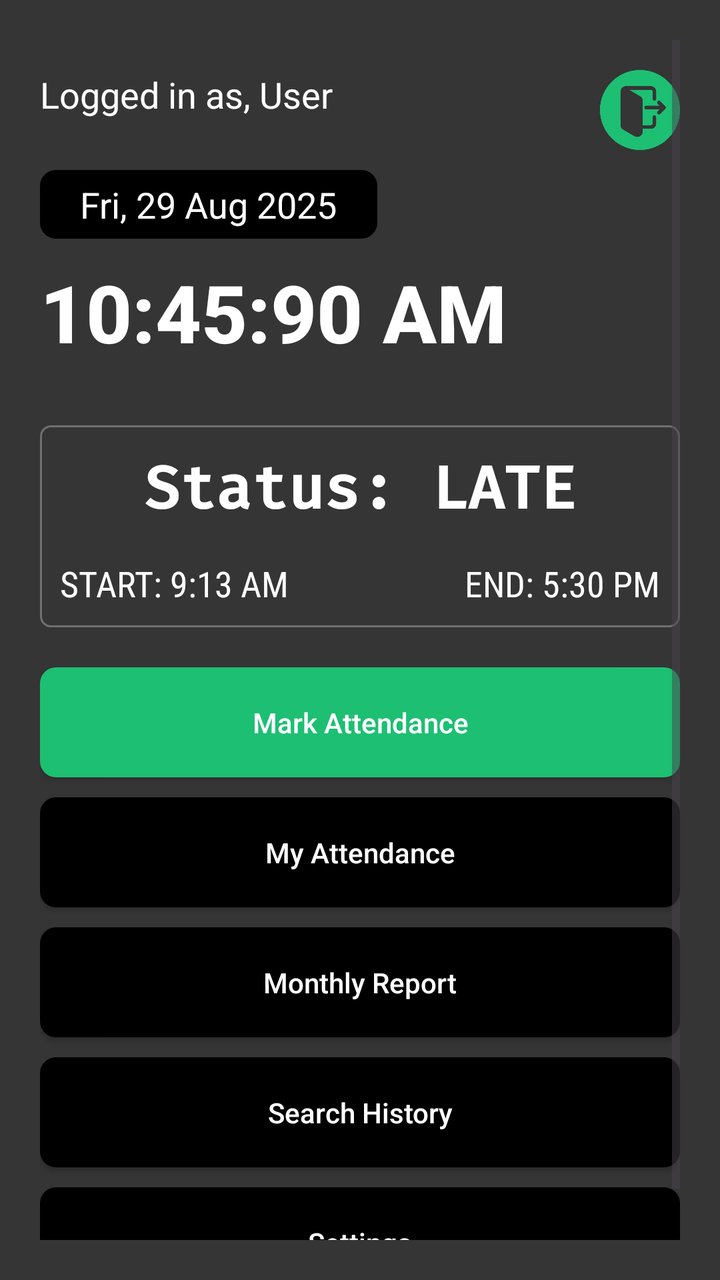
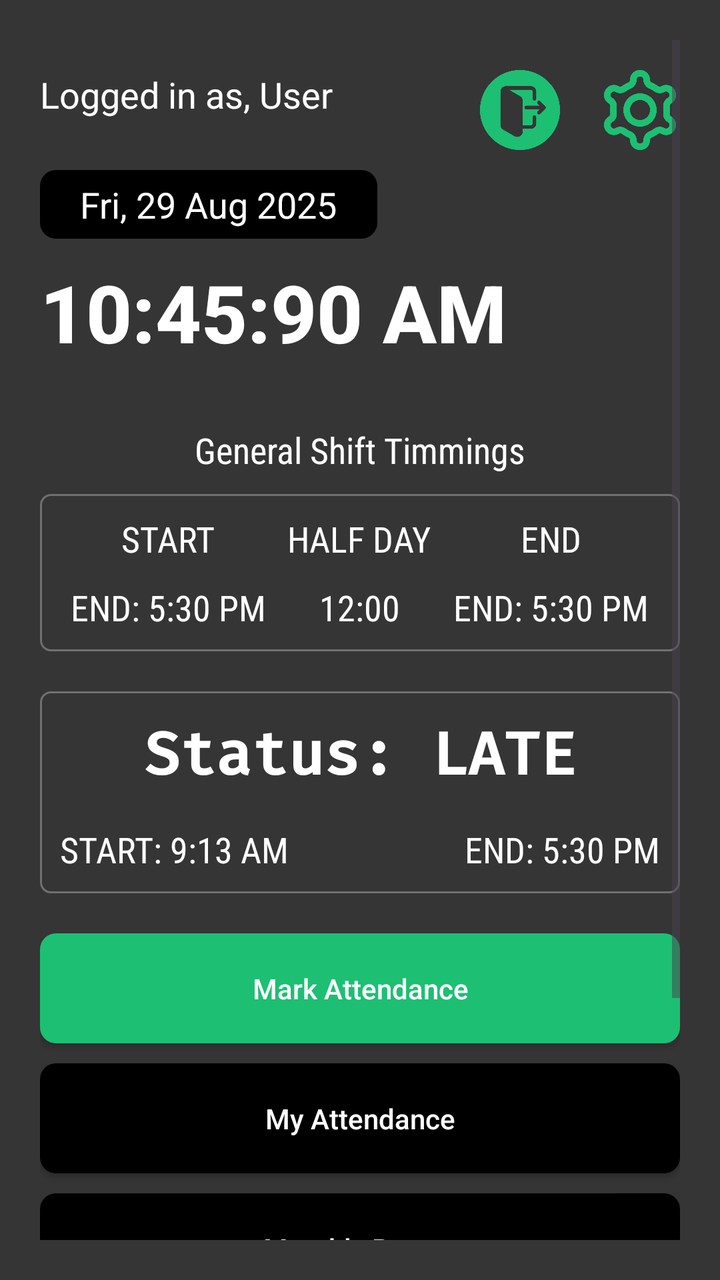

The first picture is an Android layout as it rendered before a commit; the second is the same layout after the commit. The layout source and the unified diff follow.
<!-- AndroidManifest.xml: application theme Theme.Attd -->
<!-- res/layout/activity_dashboard.xml -->
<?xml version="1.0" encoding="utf-8"?>
<ScrollView xmlns:android="http://schemas.android.com/apk/res/android"
    xmlns:app="http://schemas.android.com/apk/res-auto"
    android:layout_width="match_parent"
    android:layout_height="match_parent"
    android:background="#353535"
    android:padding="20dp">

    <LinearLayout
        android:layout_width="match_parent"
        android:layout_height="wrap_content"
        android:layout_marginTop="15dp"
        android:orientation="vertical">

        <RelativeLayout
            android:layout_width="match_parent"
            android:layout_height="wrap_content">

            <TextView
                android:id="@+id/textEmail"
                android:layout_width="wrap_content"
                android:layout_height="wrap_content"
                android:text="Logged in as, User"
                android:textColor="@color/white"
                android:textSize="18sp"
                android:layout_marginBottom="10dp" />

            <ImageView
                android:layout_width="40dp"
                android:layout_height="40dp"
                android:src="@drawable/logout"
                android:layout_alignParentEnd="true"
                android:id="@+id/btnLogout"
                app:tint="#1dbf73" />
        </RelativeLayout>


        
        <TextView
            android:id="@+id/textDate"
            android:layout_width="wrap_content"
            android:layout_height="wrap_content"
            android:text="Fri, 29 Aug 2025"
            android:textColor="#FFFFFF"
            android:paddingLeft="20dp"
            android:paddingEnd="20dp"
            android:layout_marginTop="10dp"
            android:paddingTop="5dp"
            android:paddingBottom="5dp"
            android:background="@drawable/green_bg"
            android:backgroundTint="@color/black"
            android:textSize="18sp"
            android:layout_marginBottom="10dp" />

        
        <TextView
            android:id="@+id/textTime"
            android:layout_width="wrap_content"
            android:layout_height="wrap_content"
            android:text="10:45:90 AM"
            android:fontFamily="sans-serif-medium"
            android:textColor="@color/white"
            android:textSize="40sp"
            android:textStyle="bold"
            android:layout_marginBottom="30dp" />

        <LinearLayout
            android:layout_width="match_parent"
            android:layout_height="wrap_content"
            android:padding="10dp"
            android:layout_marginBottom="20dp"
            android:background="@drawable/outline_bg"
            android:orientation="vertical">

            <TextView
                android:id="@+id/tv_status"
                android:layout_width="wrap_content"
                android:layout_height="wrap_content"
                android:text="Status: LATE"
                android:textStyle="bold"
                android:layout_gravity="center"
                android:fontFamily="@font/fira"
                android:textColor="@color/white"
                android:textSize="30sp" />

            <RelativeLayout
                android:layout_width="match_parent"
                android:layout_height="wrap_content"
                android:layout_marginTop="10dp">
                <TextView
                    android:id="@+id/tv_startTime"
                    android:layout_width="wrap_content"
                    android:layout_height="wrap_content"
                    android:text="START: 9:13 AM"
                    android:fontFamily="@font/rb"
                    android:textColor="@color/white"
                    android:textSize="18sp" />

                <TextView
                    android:id="@+id/tv_endTime"
                    android:layout_width="wrap_content"
                    android:layout_height="wrap_content"
                    android:text="END: 5:30 PM"
                    android:layout_alignParentEnd="true"
                    android:fontFamily="@font/rb"
                    android:textColor="@color/white"
                    android:textSize="18sp" />
            </RelativeLayout>
        </LinearLayout>

        
        <androidx.appcompat.widget.AppCompatButton
            android:id="@+id/btnAttendance"
            android:layout_width="match_parent"
            android:layout_height="55dp"
            android:text="Mark Attendance"
            android:textColor="#FFFFFF"
            android:textAllCaps="false"
            android:background="@drawable/green_bg"
            android:backgroundTint="#1dbf73"
            android:elevation="6dp" />

        
        <androidx.appcompat.widget.AppCompatButton
            android:id="@+id/btnLeave"
            android:layout_width="match_parent"
            android:layout_height="55dp"
            android:text="Request Leave"
            android:textColor="#FFFFFF"
            android:textAllCaps="false"
            android:visibility="gone"
            android:background="@drawable/btn_gradient_alt"
            android:elevation="6dp" />

        
        <androidx.appcompat.widget.AppCompatButton
            android:id="@+id/btnMyAttendance"
            android:layout_width="match_parent"
            android:layout_height="55dp"
            android:text="My Attendance"
            android:textColor="#FFFFFF"
            android:textAllCaps="false"
            android:layout_marginTop="10dp"
            android:background="@drawable/green_bg"
            android:backgroundTint="#000"
            android:elevation="6dp" />

        
        <androidx.appcompat.widget.AppCompatButton
            android:id="@+id/btnReport"
            android:layout_width="match_parent"
            android:layout_height="55dp"
            android:text="Monthly Report"
            android:textColor="#FFFFFF"
            android:textAllCaps="false"
            android:backgroundTint="#000"
            android:layout_marginTop="10dp"
            android:background="@drawable/green_bg"
            android:elevation="6dp" />

        <androidx.appcompat.widget.AppCompatButton
            android:id="@+id/btnHistory"
            android:layout_width="match_parent"
            android:layout_height="55dp"
            android:text="Search History"
            android:textColor="#FFFFFF"
            android:textAllCaps="false"
            android:backgroundTint="#000"
            android:layout_marginTop="10dp"
            android:background="@drawable/green_bg"
            android:elevation="6dp" />

        <androidx.appcompat.widget.AppCompatButton
            android:id="@+id/btnSettings"
            android:layout_width="match_parent"
            android:layout_height="55dp"
            android:text="Settings"
            android:textColor="#FFFFFF"
            android:textAllCaps="false"
            android:backgroundTint="#000"
            android:layout_marginTop="10dp"
            android:background="@drawable/green_bg"
            android:layout_marginBottom="20dp"
            android:elevation="6dp" />

        










    </LinearLayout>
</ScrollView>
<!-- resources referenced by this layout -->
<resources>
  <color name="black">#FF000000</color>
  <color name="white">#FFFFFFFF</color>
  <!-- drawable btn_gradient_alt (drawable) -->
  <?xml version="1.0" encoding="utf-8"?>
  <shape xmlns:android="http://schemas.android.com/apk/res/android" android:shape="rectangle">
      <gradient
          android:startColor="#FF6FD8"
          android:endColor="#3813C2"
          android:angle="45"/>
      <corners android:radius="16dp"/>
  </shape>
  <!-- drawable green_bg (drawable) -->
  <?xml version="1.0" encoding="utf-8"?>
  <shape  xmlns:android="http://schemas.android.com/apk/res/android" android:shape="rectangle">
      <solid android:color="#1dbf73"/>
      <corners android:radius="8dp"/>
  </shape>
  <!-- drawable logout: png bitmap (drawable, 13622 bytes) -->
  <!-- drawable outline_bg (drawable) -->
  <?xml version="1.0" encoding="utf-8"?>
  <shape  xmlns:android="http://schemas.android.com/apk/res/android" android:shape="rectangle">
      <stroke android:color="#707070" android:width="1dp"/>
      <corners android:radius="5dp"/>
  </shape>
  <style name="Theme.Attd" parent="Base.Theme.Attd" />
  <style name="Base.Theme.Attd" parent="Theme.Material3.DayNight.NoActionBar">
          
          
      </style>
</resources>

<!-- the commit's change to res/layout/activity_dashboard.xml (unified diff, before → after) -->
@@ -28,9 +28,18 @@
             <ImageView
                 android:layout_width="40dp"
                 android:layout_height="40dp"
+                android:src="@drawable/settings"
+                android:layout_alignParentEnd="true"
+                android:id="@+id/btn_settings"
+                app:tint="#1dbf73" />
+
+            <ImageView
+                android:id="@+id/btnLogout"
+                android:layout_width="40dp"
+                android:layout_height="40dp"
+                android:layout_marginEnd="20dp"
+                android:layout_toLeftOf="@+id/btn_settings"
                 android:src="@drawable/logout"
-                android:layout_alignParentEnd="true"
-                android:id="@+id/btnLogout"
                 app:tint="#1dbf73" />
         </RelativeLayout>
 
@@ -64,6 +73,104 @@
             android:textStyle="bold"
             android:layout_marginBottom="30dp" />
 
+        <TextView
+            android:layout_width="wrap_content"
+            android:layout_height="wrap_content"
+            android:text="General Shift Timmings"
+            android:layout_marginBottom="10dp"
+            android:layout_gravity="center"
+            android:fontFamily="@font/rb"
+            android:textColor="@color/white"
+            android:textSize="18sp" />
+
+        <LinearLayout
+            android:layout_width="match_parent"
+            android:layout_height="wrap_content"
+            android:padding="10dp"
+            android:layout_marginBottom="20dp"
+            android:background="@drawable/outline_bg"
+            android:orientation="horizontal">
+
+
+            <LinearLayout
+                android:layout_width="wrap_content"
+                android:layout_height="wrap_content"
+                android:layout_weight="1"
+                android:gravity="center"
+                android:orientation="vertical">
+                <TextView
+                    android:layout_width="wrap_content"
+                    android:layout_height="wrap_content"
+                    android:text="START"
+                    android:fontFamily="@font/rb"
+                    android:textColor="@color/white"
+                    android:textSize="18sp" />
+
+                <TextView
+                    android:id="@+id/tv_start_shift_time"
+                    android:layout_width="wrap_content"
+                    android:layout_height="wrap_content"
+                    android:text="END: 5:30 PM"
+                    android:layout_marginTop="10dp"
+                    android:layout_alignParentEnd="true"
+                    android:fontFamily="@font/rb"
+                    android:textColor="@color/white"
+                    android:textSize="18sp" />
+            </LinearLayout>
+
+            <LinearLayout
+                android:layout_width="wrap_content"
+                android:layout_height="wrap_content"
+                android:layout_weight="1"
+                android:gravity="center"
+                android:orientation="vertical">
+                <TextView
+                    android:layout_width="wrap_content"
+                    android:layout_height="wrap_content"
+                    android:text="HALF DAY"
+                    android:fontFamily="@font/rb"
+                    android:textColor="@color/white"
+                    android:textSize="18sp" />
+
+                <TextView
+                    android:id="@+id/tv_halfDay_shift_time"
+                    android:layout_width="wrap_content"
+                    android:layout_height="wrap_content"
+                    android:text="12:00"
+                    android:layout_marginTop="10dp"
+                    android:layout_alignParentEnd="true"
+                    android:fontFamily="@font/rb"
+                    android:textColor="@color/white"
+                    android:textSize="18sp" />
+            </LinearLayout>
+
+            <LinearLayout
+                android:layout_width="wrap_content"
+                android:layout_height="wrap_content"
+                android:layout_weight="1"
+                android:gravity="center"
+                android:orientation="vertical">
+                <TextView
+                    android:layout_width="wrap_content"
+                    android:layout_height="wrap_content"
+                    android:text="END"
+                    android:fontFamily="@font/rb"
+                    android:textColor="@color/white"
+                    android:textSize="18sp" />
+
+                <TextView
+                    android:id="@+id/tv_end_shift_time"
+                    android:layout_width="wrap_content"
+                    android:layout_height="wrap_content"
+                    android:text="END: 5:30 PM"
+                    android:layout_marginTop="10dp"
+                    android:layout_alignParentEnd="true"
+                    android:fontFamily="@font/rb"
+                    android:textColor="@color/white"
+                    android:textSize="18sp" />
+            </LinearLayout>
+        </LinearLayout>
+
         <LinearLayout
             android:layout_width="match_parent"
             android:layout_height="wrap_content"
<!-- resource entries referenced after the edit -->
@@ -24,6 +24,7 @@
       <stroke android:color="#707070" android:width="1dp"/>
       <corners android:radius="5dp"/>
   </shape>
+  <!-- drawable settings: png bitmap (drawable, 31334 bytes) -->
   <style name="Theme.Attd" parent="Base.Theme.Attd" />
   <style name="Base.Theme.Attd" parent="Theme.Material3.DayNight.NoActionBar">
           
